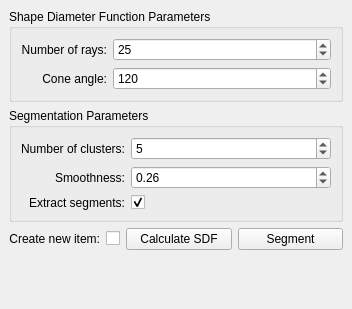
Above: Polyhedron/demo/Polyhedron/Plugins/Surface_mesh/Mesh_segmentation_widget.ui from CGAL/cgal before the change. Below: the same form after it.
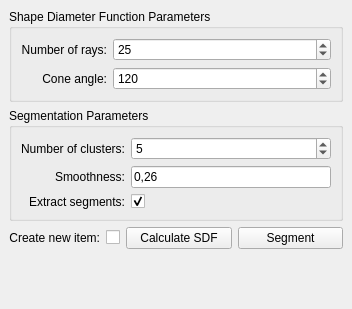
That is the form after the change. Custom widgets are drawn as their Qt base class.

Diff of the .ui file:
```diff
--- a/Polyhedron/demo/Polyhedron/Plugins/Surface_mesh/Mesh_segmentation_widget.ui
+++ b/Polyhedron/demo/Polyhedron/Plugins/Surface_mesh/Mesh_segmentation_widget.ui
@@ -100,19 +100,6 @@
          </property>
         </widget>
        </item>
-       <item row="1" column="1">
-        <widget class="QDoubleSpinBox" name="Smoothness_spin_box">
-         <property name="maximum">
-          <double>10.000000000000000</double>
-         </property>
-         <property name="singleStep">
-          <double>0.010000000000000</double>
-         </property>
-         <property name="value">
-          <double>0.260000000000000</double>
-         </property>
-        </widget>
-       </item>
        <item row="2" column="0">
         <widget class="QLabel" name="label">
          <property name="layoutDirection">
@@ -136,6 +123,13 @@
          </property>
         </widget>
        </item>
+       <item row="1" column="1">
+        <widget class="DoubleEdit" name="Smoothness_spin_box">
+         <property name="text">
+          <string>0,26</string>
+         </property>
+        </widget>
+       </item>
       </layout>
      </widget>
     </item>
@@ -194,6 +188,13 @@
    </layout>
   </widget>
  </widget>
+ <customwidgets>
+  <customwidget>
+   <class>DoubleEdit</class>
+   <extends>QLineEdit</extends>
+   <header>CGAL_double_edit.h</header>
+  </customwidget>
+ </customwidgets>
  <resources/>
  <connections/>
 </ui>
```
Left out of the diff: 14 changed lines with no effect on the pictures.
